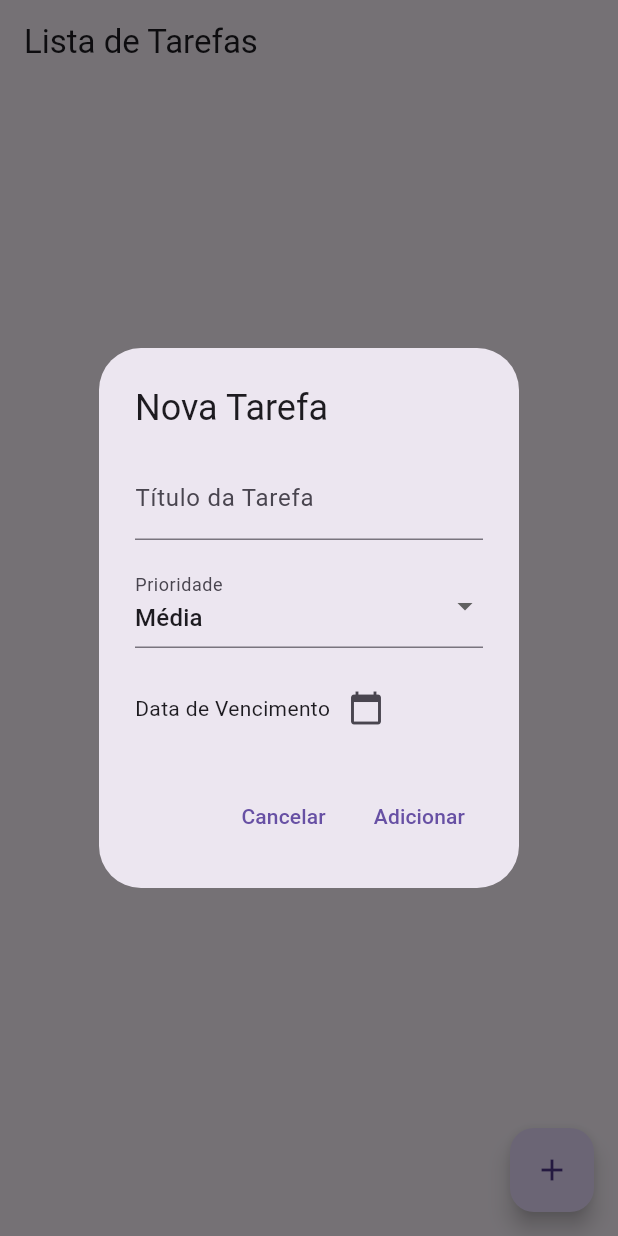
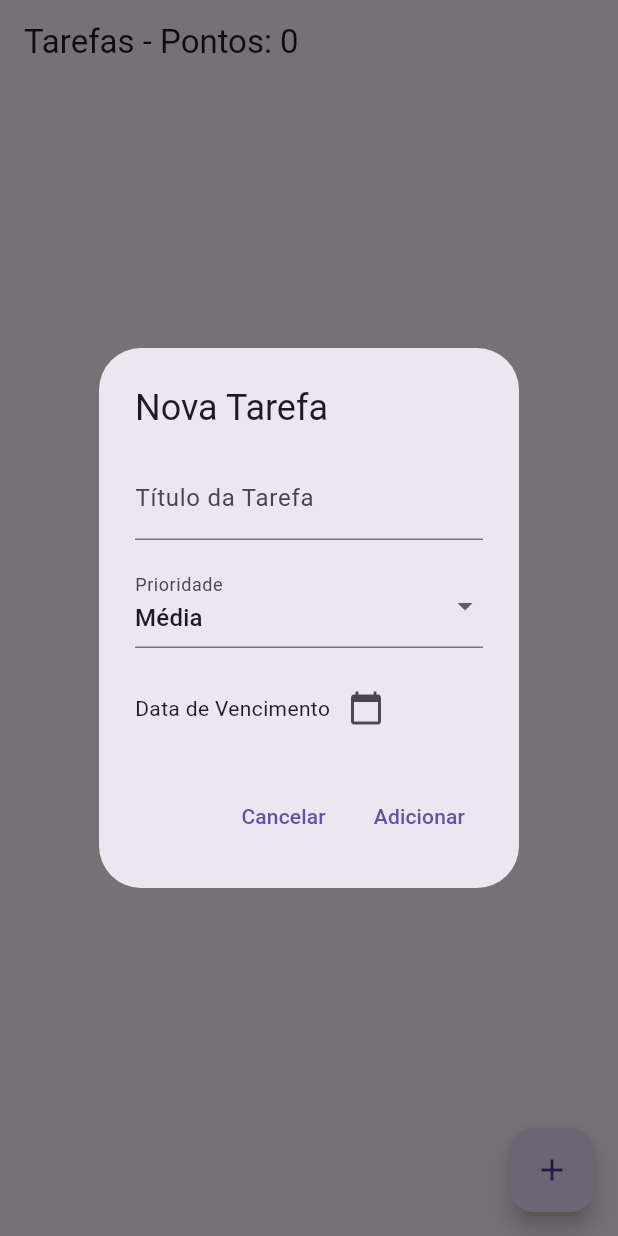
Before and after one commit to thirossato/game_task, a Flutter app: the screen it shows after launch, after a tap on the "add" icon, on a phone screen of 412 x 824 dp. Run offline on Flutter 3.47's test engine with Material 3 defaults, Android fonts, the phone set to English and light mode, and no system bars; our stand-ins replace cloud_firestore, firebase_core, shared_preferences; accounts and stored records are empty.

Commit message:
pontuacao das tarefas

```diff
--- /dev/null
+++ b/devtools_options.yaml
@@ -0,0 +1,3 @@
+description: This file stores settings for Dart & Flutter DevTools.
+documentation: https://docs.flutter.dev/tools/devtools/extensions#configure-extension-enablement-states
+extensions:
--- a/lib/main.dart
+++ b/lib/main.dart
@@ -10,10 +10,12 @@ void main() async {
     options: DefaultFirebaseOptions.currentPlatform,
 );
   runApp(const MyApp());
+
 }
 
 class MyApp extends StatelessWidget {
   const MyApp({super.key});
+
 
   // This widget is the root of your application.
   @override
--- a/lib/terafas.dart
+++ b/lib/terafas.dart
@@ -1,11 +1,37 @@
 import 'package:cloud_firestore/cloud_firestore.dart';
 import 'package:collection/collection.dart';
 import 'package:flutter/material.dart';
+import 'package:shared_preferences/shared_preferences.dart';
+import 'package:uuid/uuid.dart';
 
-class TarefasPage extends StatelessWidget {
+class TarefasPage extends StatefulWidget {
+  @override
+  _TarefasPage createState() => _TarefasPage();
+}
+
+class _TarefasPage extends State<TarefasPage> {
   final TextEditingController _tituloController = TextEditingController();
 
-  TarefasPage({super.key});
+  // _TarefasPage({super.key});
+
+  String? userId;
+
+  @override
+  void initState() {
+    super.initState();
+    getOrCreateUserId()
+        .then((id) async {
+          setState(() {
+            userId = id;
+          });
+          if (id.isNotEmpty) {
+            await checarTarefasVencidasESubtrairPontos(id);
+          }
+        })
+        .catchError((e) {
+          print("Erro ao obter userId: $e");
+        });
+  }
 
   void _adicionarTarefa(BuildContext context) {
     String prioridadeSelecionada = 'Média';
@@ -77,15 +103,25 @@ class TarefasPage extends StatelessWidget {
                   child: Text("Cancelar"),
                 ),
                 TextButton(
-                  onPressed: () {
+                  onPressed: () async {
+                    final tarefaId = Uuid().v4();
                     if (_tituloController.text.isNotEmpty &&
                         dataSelecionada != null) {
-                      FirebaseFirestore.instance.collection('tarefas').add({
+                      final vencida = dataSelecionada!.isBefore(DateTime.now());
+                      FirebaseFirestore.instance.collection('tarefas').doc(tarefaId).set({
+                        'ID': tarefaId,
                         'Titulo': _tituloController.text,
                         'Status': 'pendente',
                         'Prioridade': prioridadeSelecionada,
                         'Data_vencimento': Timestamp.fromDate(dataSelecionada!),
+                        'pontos_subtraidos': vencida
                       });
+                      if(vencida){
+                       // Subtraia os pontos do usuário
+                        await FirebaseFirestore.instance.collection('users').doc(userId).update({
+                          'points': FieldValue.increment(-5),
+                        });
+                      }
                       _tituloController.clear();
                       Navigator.pop(context);
                     }
@@ -100,8 +136,30 @@ class TarefasPage extends StatelessWidget {
     );
   }
 
-  void _deletarTarefa(String id) {
+  Future<void> _inicializarUsuario() async {
+    final prefs = await SharedPreferences.getInstance();
+    final storedId = prefs.getString('user_id');
+
+    if (storedId != null) {
+      setState(() => userId = storedId);
+    } else {
+      final newUserId = FirebaseFirestore.instance.collection('users').doc().id;
+      await FirebaseFirestore.instance.collection('users').doc(newUserId).set({
+        'points': 0,
+      });
+      await prefs.setString('user_id', newUserId);
+      setState(() => userId = newUserId);
+    }
+  }
+
+  void _deletarTarefa(String id) async {
     FirebaseFirestore.instance.collection('tarefas').doc(id).delete();
+    final userRef = FirebaseFirestore.instance.collection('users').doc(userId);
+    final userDoc = await userRef.get();
+    if (userDoc.exists) {
+      final currentPoints = userDoc.data()?['points'] ?? 0;
+      await userRef.update({'points': currentPoints - 10});
+    }
   }
 
   void _editarTarefa(
@@ -206,6 +264,21 @@ class TarefasPage extends StatelessWidget {
     );
   }
 
+  Future<String> getOrCreateUserId() async {
+    final prefs = await SharedPreferences.getInstance();
+    String? userId = prefs.getString('userId');
+    if (userId == null) {
+      userId = 'user_1';
+      prefs.setString('userId', userId);
+
+      // Cria o documento inicial do user
+      await FirebaseFirestore.instance.collection('users').doc(userId).set({
+        'points': 0,
+      });
+    }
+    return userId;
+  }
+
   Widget _buildPrioridadeChip(String prioridade) {
     Color cor;
     IconData icone;
@@ -248,10 +321,61 @@ class TarefasPage extends StatelessWidget {
     }
   }
 
+  Future<void> checarTarefasVencidasESubtrairPontos(String userId) async {
+  final hoje = DateTime.now();
+  final tarefasSnapshot = await FirebaseFirestore.instance
+      .collection('tarefas')
+      .where('Status', isNotEqualTo: 'concluída')
+      .get();
+  try {
+    for (var doc in tarefasSnapshot.docs) {
+      final dueDate = (doc['Data_vencimento'] as Timestamp).toDate();
+
+      // Verifique se o campo 'pontos_subtraidos' existe antes de acessá-lo
+      final pontosSubtraidos = doc.data().containsKey('pontos_subtraidos')
+          ? doc['pontos_subtraidos']
+          : false; // Se não existir, assume que ainda não foi subtraído
+
+      if (dueDate.isBefore(hoje) && pontosSubtraidos != true) {
+        // Atualize o campo 'pontos_subtraidos' para true
+        await FirebaseFirestore.instance
+            .collection('tarefas')
+            .doc(doc.id)
+            .update({'pontos_subtraidos': true});
+
+        // Subtraia os pontos do usuário
+        await FirebaseFirestore.instance.collection('users').doc(userId).update({
+          'points': FieldValue.increment(-5),
+        });
+      }
+    }
+  } catch (err) {
+    print("Erro ao subtrair pontos de tarefas vencidas. $err");
+  }
+}
+
   @override
   Widget build(BuildContext context) {
+    if (userId == null) return CircularProgressIndicator();
+
     return Scaffold(
-      appBar: AppBar(title: Text("Lista de Tarefas")),
+      appBar: AppBar(
+        title:
+            userId == null
+                ? Text("Carregando...")
+                : StreamBuilder<DocumentSnapshot>(
+                  stream:
+                      FirebaseFirestore.instance
+                          .collection('users')
+                          .doc(userId)
+                          .snapshots(),
+                  builder: (context, snapshot) {
+                    if (!snapshot.hasData) return Text("Lista de Tarefas");
+                    final pontos = snapshot.data!.get('points') ?? 0;
+                    return Text("Tarefas - Pontos: $pontos");
+                  },
+                ),
+      ),
       body: StreamBuilder(
         stream: FirebaseFirestore.instance.collection('tarefas').snapshots(),
         builder: (context, AsyncSnapshot<QuerySnapshot> snapshot) {
@@ -273,7 +397,7 @@ class TarefasPage extends StatelessWidget {
             today.day + 7 - today.weekday % 7,
           );
           final categories = {
-            "Concluídas": [],
+            // "Concluídas": [],
             "Vencidas": <QueryDocumentSnapshot>[],
             "Vencendo hoje": [],
             "Vencendo amanhã": [],
@@ -286,12 +410,12 @@ class TarefasPage extends StatelessWidget {
             final Timestamp timestamp = doc['Data_vencimento'];
             final DateTime dueDate = timestamp.toDate();
             final date = DateTime(dueDate.year, dueDate.month, dueDate.day);
-            final bool concluida = doc['Status'] == 'concluída';
+            // final bool concluida = doc['Status'] == 'concluída';
 
-            if (concluida) {
-              categories["Concluídas"]!.add(doc);
-              continue;
-            }
+            // if (concluida) {
+            //   categories["Concluídas"]!.add(doc);
+            //   continue;
+            // }
 
             if (date.isBefore(today)) {
               categories["Vencidas"]!.add(doc);
@@ -382,7 +506,8 @@ class TarefasPage extends StatelessWidget {
                             trailing: Wrap(
                               spacing: 4,
                               children: [
-                                if(!concluida) ...[IconButton(
+                                if (!concluida) ...[
+                                  IconButton(
                                     icon: Icon(
                                       Icons.play_arrow,
                                       color: Colors.green,
@@ -396,7 +521,10 @@ class TarefasPage extends StatelessWidget {
                                     },
                                   ),
                                   IconButton(
-                                  icon: Icon(Icons.pause, color: Colors.orange),
+                                    icon: Icon(
+                                      Icons.pause,
+                                      color: Colors.orange,
+                                    ),
                                     tooltip: 'Paralisada',
                                     onPressed: () {
                                       FirebaseFirestore.instance
@@ -427,13 +555,32 @@ class TarefasPage extends StatelessWidget {
                                                   child: Text("Cancelar"),
                                                 ),
                                                 TextButton(
-                                                onPressed: () {
+                                                  onPressed: () async {
                                                     FirebaseFirestore.instance
                                                         .collection('tarefas')
                                                         .doc(doc.id)
                                                         .update({
                                                           'Status': 'concluída',
                                                         });
+
+                                                    final userRef =
+                                                        FirebaseFirestore
+                                                            .instance
+                                                            .collection('users')
+                                                            .doc(userId);
+                                                    final userDoc =
+                                                        await userRef.get();
+                                                    if (userDoc.exists && doc['pontos_subtraidos'] != true) {
+                                                      final currentPoints =
+                                                          userDoc
+                                                              .data()?['points'] ??
+                                                          0;
+                                                      await userRef.update({
+                                                        'points':
+                                                            currentPoints + 10,
+                                                      });
+                                                    }
+
                                                     Navigator.pop(ctx);
                                                   },
                                                   child: Text("Sim"),
--- a/pubspec.yaml
+++ b/pubspec.yaml
@@ -37,6 +37,8 @@ dependencies:
   firebase_core: ^3.12.1
   cloud_firestore: ^5.6.5
   collection: ^1.19.1
+  uuid: ^4.5.1
+  shared_preferences: ^2.5.3
 
 dev_dependencies:
   flutter_test:
```
Also changed, not shown: pubspec.lock, 1 other file. Lines whose indentation alone changed are shown as unchanged.
